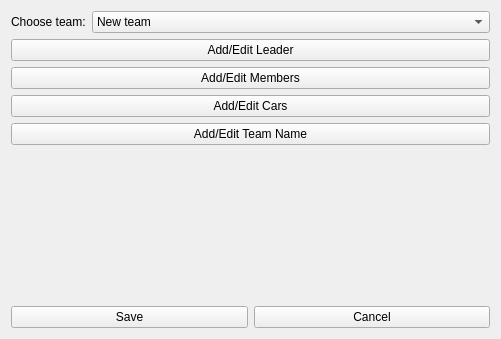
martro/RoboDriftSensors, file Software/windowaddteam.ui: the form before one commit.
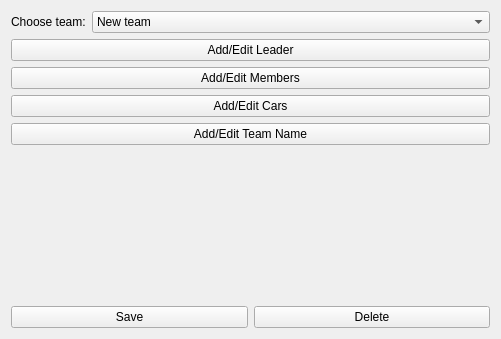
The form after the commit.

Diff of the .ui file:
```diff
--- a/Software/windowaddteam.ui
+++ b/Software/windowaddteam.ui
@@ -98,7 +98,7 @@
        <item>
         <widget class="QPushButton" name="ButtonCancel">
          <property name="text">
-          <string>Cancel</string>
+          <string>Delete</string>
          </property>
         </widget>
        </item>
```
Left out of the diff: 2 changed lines with no effect on the pictures.
